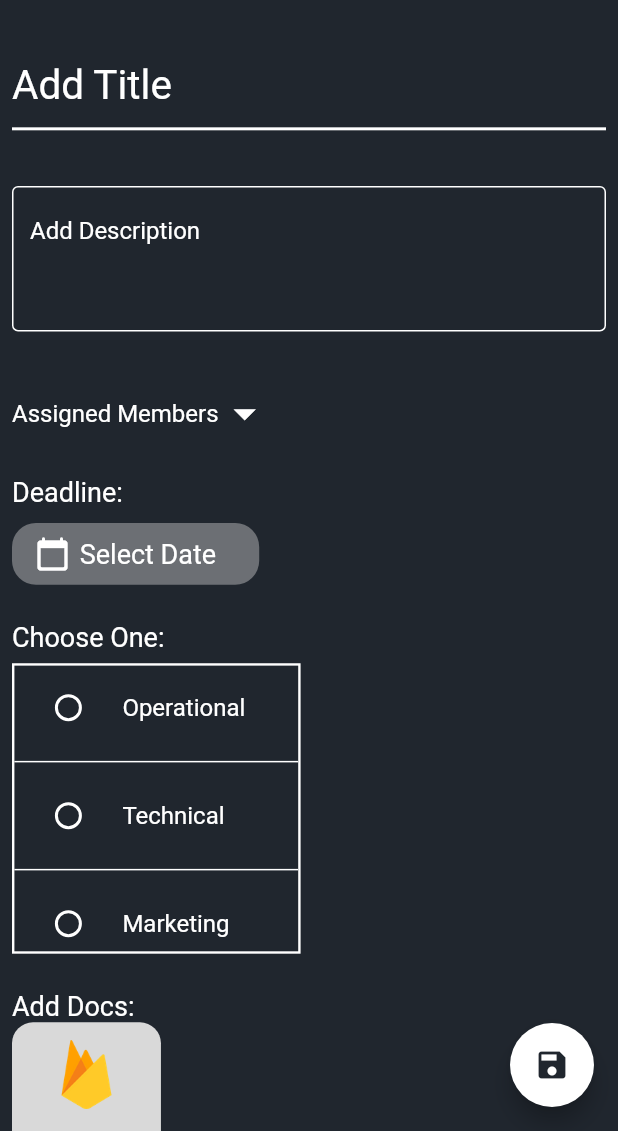
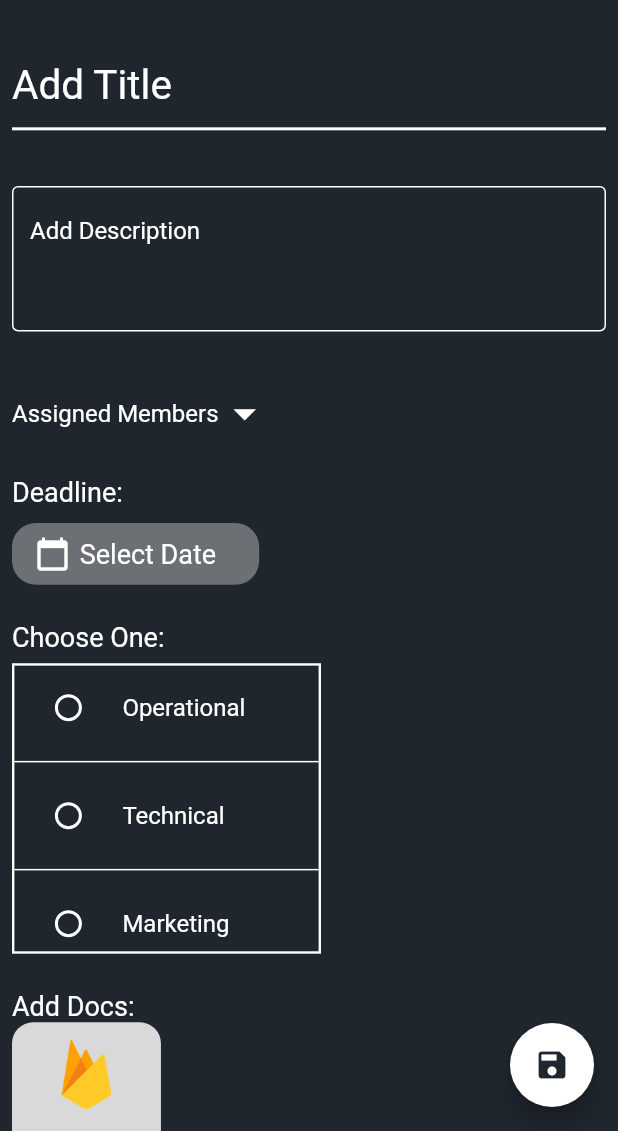
Before and after one commit to kunal03b/robotronics-App, a Flutter app: the screen it shows after launch, after a tap on "Add Task", on a phone screen of 412 x 824 dp, the part 105-1236 px from its top. Run offline on Flutter 3.47's test engine with Material 2 defaults, Android fonts, the phone set to English and light mode, and no system bars; our stand-ins replace carousel_slider, cloud_firestore, firebase_core, firebase_storage, fluttertoast, image_picker and 1 more; accounts and stored records are empty.

Commit message:
fixed scroll bug in newTask

```diff
--- a/lib/home.dart
+++ b/lib/home.dart
@@ -155,7 +155,7 @@ class _HomeState extends State<Home> {
                       print('Hello from Add Task');
                     },
                     child: Container(
-                      width: screenWidth * 0.16,
+                      width: screenWidth * 0.2,
                       height: screenHeight * 0.025,
                       child: Text(
                         'Add Task',
@@ -338,13 +338,16 @@ class _HomeState extends State<Home> {
                 padding: EdgeInsets.only(top: screenHeight * 0.03),
                 child: Image(image: AssetImage(imagePath)),
               ),
+              SizedBox(
+                height: screenHeight * 0.005,
+              ),
               Divider(
                 indent: screenWidth / 45,
                 endIndent: screenWidth / 45,
                 thickness: screenWidth * 0.005,
                 color: Color.fromRGBO(255, 255, 255, 0.9),
               ),
-              SizedBox(height: screenHeight * 0.01),
+              SizedBox(height: screenHeight * 0.005),
               Center(
                 child: Text(
                   title,
--- a/lib/newTask.dart
+++ b/lib/newTask.dart
@@ -233,6 +233,7 @@ class _NewTaskState extends State<NewTask> {
                       availableMembers = snapshot.data!;
                       return SingleChildScrollView(
                         child: ListView.separated(
+                          physics: NeverScrollableScrollPhysics(),
                           shrinkWrap: true,
                           itemCount: availableMembers.length,
                           separatorBuilder: (context, index) => SizedBox(
@@ -365,7 +366,7 @@ class _NewTaskState extends State<NewTask> {
                 children: [
                   Container(
                     height: screenHeight * 0.235,
-                    width: screenWidth * 0.467,
+                    width: screenWidth * 0.5,
                     decoration: BoxDecoration(
                       border:
                           Border.all(color: Constants().textColor, width: 1.6),
```
